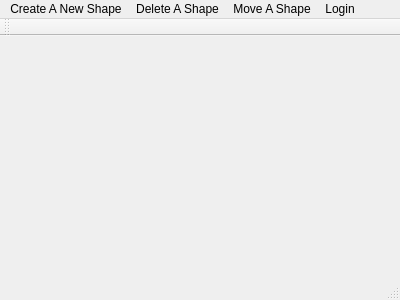
Old version of the form GraphYte/mainwindow.ui in the repository InpErros/GraphYte-2D-Graphics.
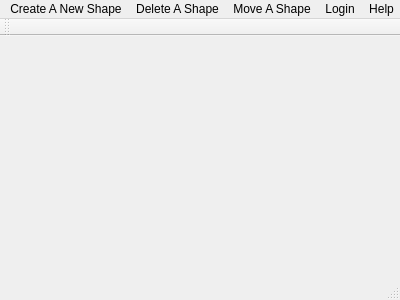
New version of the form.

The edit to the form file:
```diff
--- a/GraphYte/mainwindow.ui
+++ b/GraphYte/mainwindow.ui
@@ -47,10 +47,19 @@
     </property>
     <addaction name="actionLogin"/>
    </widget>
+   <widget class="QMenu" name="menuHelp">
+    <property name="title">
+     <string>Help</string>
+    </property>
+    <addaction name="actionAbout_Us"/>
+    <addaction name="actionContact_Us"/>
+    <addaction name="actionComments"/>
+   </widget>
    <addaction name="menuCreate_A_New_Shape"/>
    <addaction name="menuDelete_A_Shape"/>
    <addaction name="menuMove_A_Shape"/>
    <addaction name="menuLogin"/>
+   <addaction name="menuHelp"/>
   </widget>
   <widget class="QToolBar" name="mainToolBar">
    <attribute name="toolBarArea">
```
Left out of the diff: 15 changed lines with no effect on the pictures.
